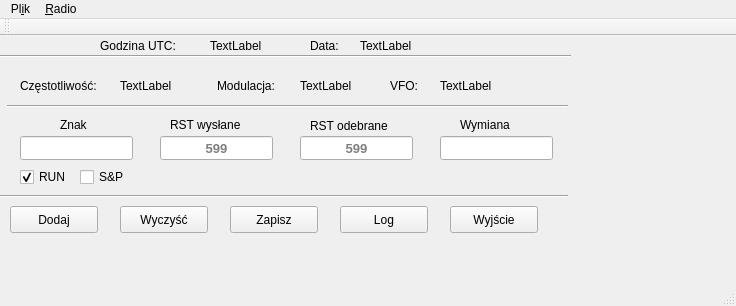
The window that mainwindow.ui (darvark/CallLogger) describes before a commit, drawn with Qt 5.
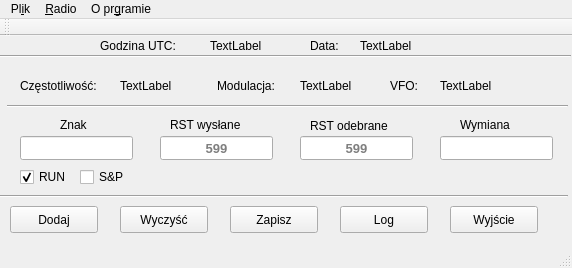
The same window after the commit.

The edit to the form file:
```diff
--- a/mainwindow.ui
+++ b/mainwindow.ui
@@ -6,10 +6,28 @@
    <rect>
     <x>0</x>
     <y>0</y>
-    <width>736</width>
-    <height>306</height>
+    <width>572</width>
+    <height>268</height>
    </rect>
   </property>
+  <property name="sizePolicy">
+   <sizepolicy hsizetype="Fixed" vsizetype="Fixed">
+    <horstretch>0</horstretch>
+    <verstretch>0</verstretch>
+   </sizepolicy>
+  </property>
+  <property name="minimumSize">
+   <size>
+    <width>572</width>
+    <height>268</height>
+   </size>
+  </property>
+  <property name="maximumSize">
+   <size>
+    <width>572</width>
+    <height>268</height>
+   </size>
+  </property>
   <property name="windowTitle">
    <string>MainWindow</string>
   </property>
@@ -463,8 +481,8 @@
     <rect>
      <x>0</x>
      <y>0</y>
-     <width>736</width>
-     <height>24</height>
+     <width>572</width>
+     <height>22</height>
     </rect>
    </property>
    <widget class="QMenu" name="menuPlik">
@@ -484,8 +502,16 @@
     <addaction name="actionPo_cz"/>
     <addaction name="actionRoz_cz"/>
    </widget>
+   <widget class="QMenu" name="menuO_prgramie">
+    <property name="title">
+     <string>O pr&amp;gramie</string>
+    </property>
+    <addaction name="actionInformacja"/>
+    <addaction name="actionAutor"/>
+   </widget>
    <addaction name="menuPlik"/>
    <addaction name="menuPo_cz"/>
+   <addaction name="menuO_prgramie"/>
   </widget>
   <widget class="QToolBar" name="mainToolBar">
    <attribute name="toolBarArea">
```
Left out of the diff: 10 changed lines with no effect on the pictures.
